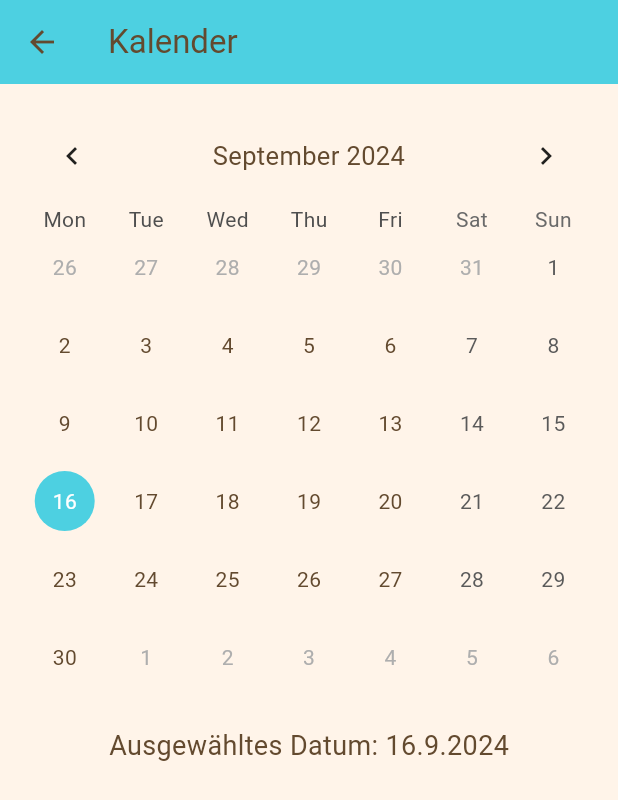
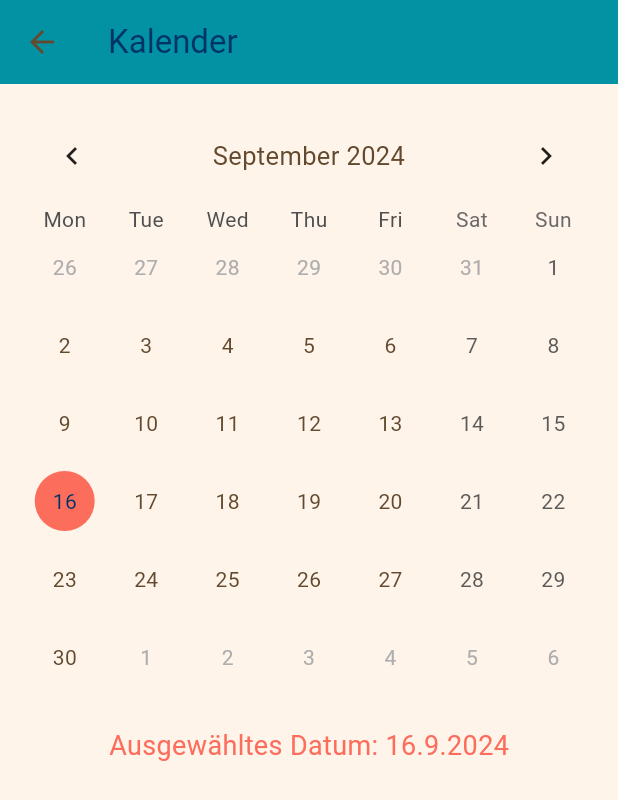
Before and after one commit to BHH-Informatik/app_parking, a Flutter app: the Page2 screen opened directly, on a phone screen of 412 x 824 dp. Shown: the top 800 px of the screen. Run offline on Flutter 3.47's test engine with Material 3 defaults, Android fonts, the phone set to English and light mode, and no system bars; drawn by our look-alikes of table_calendar; our stand-ins replace shared_preferences; accounts and stored records are empty; network calls fail.

Commit message:
Credits an Ki

```diff
--- a/mobile_parking/lib/page2.dart
+++ b/mobile_parking/lib/page2.dart
@@ -32,7 +32,7 @@ class _Page2State extends State<Page2> {
       setState(() {
         _highlightedDays = {
           for (var booking in bookingsJson)
-            DateTime.parse(booking['booking_date']).toLocal(): Colors.green.shade300
+            DateTime.parse(booking['booking_date']).toLocal(): Theme.of(context).colorScheme.secondary
         };
       });
     } catch (e) {
@@ -45,8 +45,10 @@ class _Page2State extends State<Page2> {
   Widget build(BuildContext context) {
     return Scaffold(
       appBar: AppBar(
-        title: const Text('Kalender'),
-        backgroundColor: Colors.cyan.shade300, // Optional: Hintergrundfarbe der AppBar
+        title: Text('Kalender', style: TextStyle(
+            color: Theme.of(context).colorScheme.onSecondary
+        ),),
+        backgroundColor: Theme.of(context).colorScheme.secondary, // Optional: Hintergrundfarbe der AppBar
       ),
       body: Padding(
         padding: const EdgeInsets.all(16.0),
@@ -70,14 +72,14 @@ class _Page2State extends State<Page2> {
               startingDayOfWeek: StartingDayOfWeek.monday,
               calendarStyle: CalendarStyle(
                 todayDecoration: BoxDecoration(
-                  color: Colors.cyan.shade200,
+                  color: Theme.of(context).colorScheme.onPrimary,
                   shape: BoxShape.circle,
                 ),
                 selectedDecoration: BoxDecoration(
-                  color: Colors.cyan.shade300,
+                  color: Theme.of(context).colorScheme.primary,
                   shape: BoxShape.circle,
                 ),
-                selectedTextStyle: const TextStyle(color: Colors.white),
+                selectedTextStyle: TextStyle(color: Theme.of(context).colorScheme.onSecondary),
               ),
               headerStyle: const HeaderStyle(
                 formatButtonVisible: false,
@@ -98,7 +100,7 @@ class _Page2State extends State<Page2> {
                       alignment: Alignment.center,
                       child: Text(
                         '${day.day}',
-                        style: const TextStyle(color: Colors.white),
+                          style: TextStyle(color: Theme.of(context).colorScheme.surface),
                       ),
                     );
                   }
@@ -110,7 +112,9 @@ class _Page2State extends State<Page2> {
             // Zeigt das ausgewählte Datum an
             Text(
               'Ausgewähltes Datum: ${_selectedDay.day}.${_selectedDay.month}.${_selectedDay.year}',
-              style: const TextStyle(fontSize: 18),
+              style: TextStyle(
+                  fontSize: 18,
+                  color: Theme.of(context).colorScheme.primary),
             ),
           ],
         ),
```
Also changed, not shown: mobile_parking/lib/page1.dart (+18 -7 lines).
